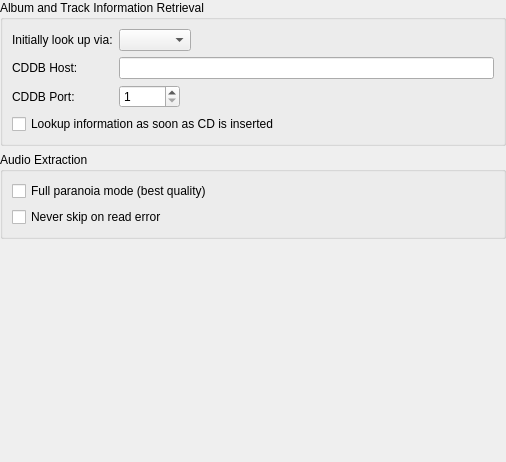
Qt form devices/audiocdsettings.ui (CDrummond/cantata) before a commit.
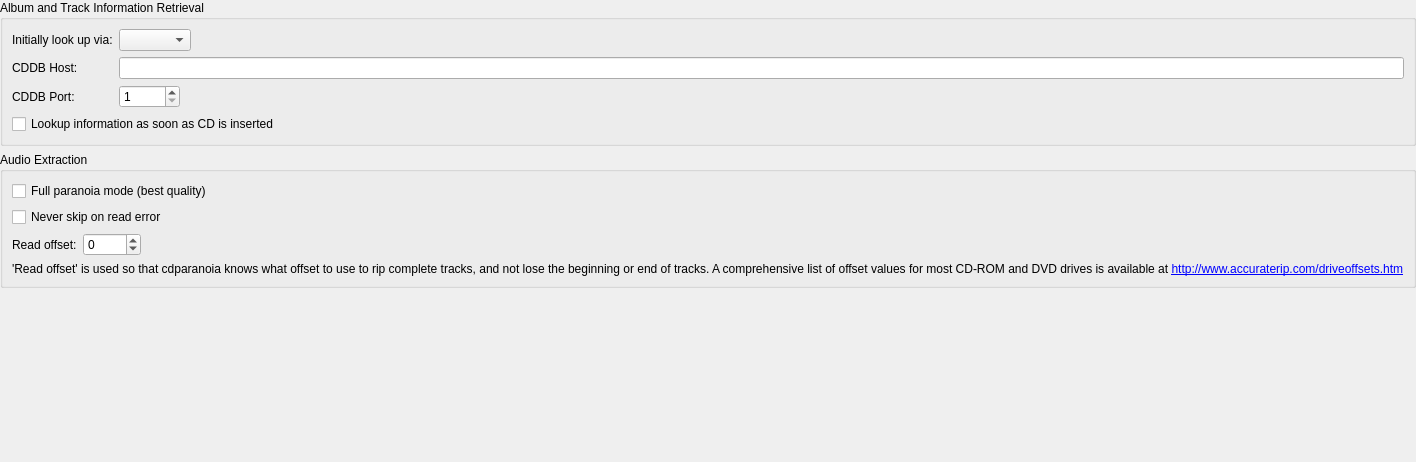
The same form after that commit. Custom widgets are drawn as their Qt base class.

Commit message: Add 'Read offset' setting for AudioCDs.

Patch:
```diff
--- a/devices/audiocdsettings.ui
+++ b/devices/audiocdsettings.ui
@@ -92,22 +92,52 @@
     <widget class="QGroupBox" name="groupBox_2">
      <property name="title">
       <string>Audio Extraction</string>
-     </property>
-     <layout class="QVBoxLayout" name="verticalLayout_2">
-      <item>
+     </property>     
+     <layout class="QFormLayout" name="formLayout_x">
+      <property name="fieldGrowthPolicy">
+      <enum>QFormLayout::ExpandingFieldsGrow</enum>
+      </property>
+      <item row="0" column="0" colspan="2">
        <widget class="QCheckBox" name="paranoiaFull">
         <property name="text">
          <string>Full paranoia mode (best quality)</string>
         </property>
        </widget>
       </item>
-      <item>
+      <item row="1" column="0" colspan="2">
        <widget class="QCheckBox" name="paranoiaNeverSkip">
         <property name="text">
          <string>Never skip on read error</string>
         </property>
        </widget>
       </item>
+      <item row="2" column="0">
+       <widget class="BuddyLabel" name="paranoiaOffsetLabel">
+        <property name="text">
+         <string>Read offset:</string>
+        </property>
+        <property name="buddy">
+         <cstring>paranoiaOffset</cstring>
+        </property>
+       </widget>
+      </item>
+      <item row="2" column="1">
+       <widget class="QSpinBox" name="paranoiaOffset">
+        <property name="minimum">
+         <number>-8192</number>
+        </property>
+        <property name="maximum">
+         <number>8192</number>
+        </property>
+       </widget>
+      </item>
+      <item row="3" column="0" colspan="2">
+       <widget class="NoteLabel" name="paranoiaOffsetNoteLabel">
+        <property name="text">
+         <string>'Read offset' is used so that cdparanoia knows what offset to use to rip complete tracks, and not lose the beginning or end of tracks. A comprehensive list of offset values for most CD-ROM and DVD drives is available at &lt;a href=&quot;http://www.accuraterip.com/driveoffsets.htm&quot;&gt;http://www.accuraterip.com/driveoffsets.htm&lt;/a&gt;</string>
+        </property>
+       </widget>
+      </item>
      </layout>
     </widget>
    </item>
@@ -132,6 +162,11 @@
    <extends>QLabel</extends>
    <header>support/buddylabel.h</header>
   </customwidget>
+  <customwidget>
+   <class>NoteLabel</class>
+   <extends>QLabel</extends>
+   <header>widgets/notelabel.h</header>
+  </customwidget>
   <customwidget>
    <class>LineEdit</class>
    <extends>QLineEdit</extends>
```
The commit also changes 2 other files.
